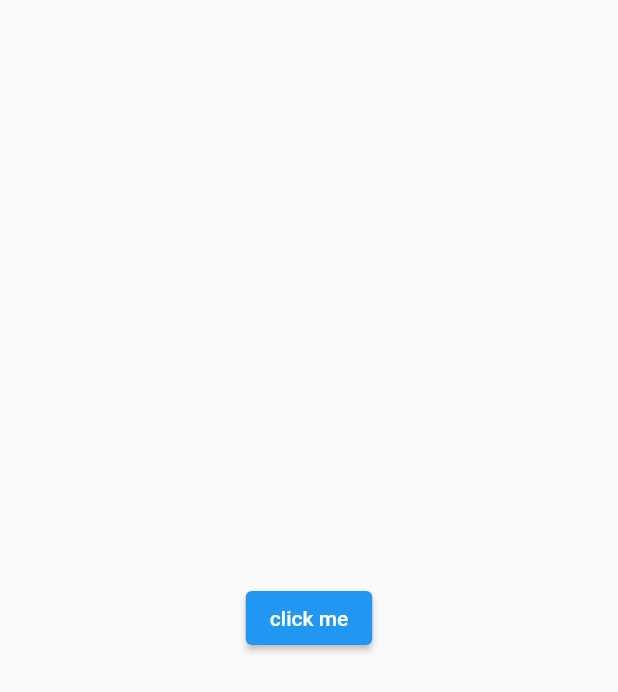
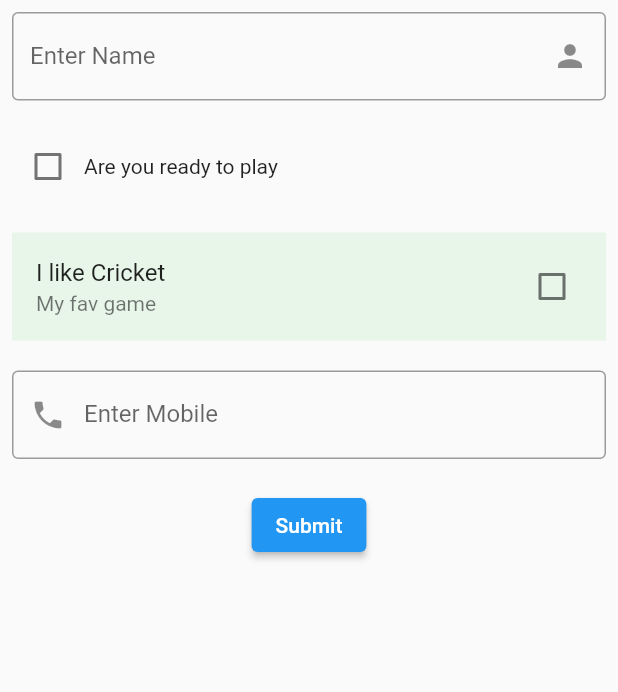
Before and after one commit to ranasunny581/projectone, a Flutter app: the screen it shows after launch, on a phone screen of 412 x 824 dp. Shown: the top 692 px of the screen. Run offline on Flutter 3.47's test engine with Material 2 defaults, Android fonts, the phone set to English and light mode, and no system bars.

Commit message:
lecture flutter some more widgets

```diff
--- /dev/null
+++ b/lib/widgets/textformfield.dart
@@ -0,0 +1,118 @@
+import 'package:flutter/material.dart';
+class Mytextformfield extends StatefulWidget {
+  const Mytextformfield({super.key});
+
+  @override
+  State<Mytextformfield> createState() => _MytextformfieldState();
+}
+
+class _MytextformfieldState extends State<Mytextformfield> {
+
+  TextEditingController name=TextEditingController();
+  TextEditingController mobile=TextEditingController();
+  bool ischecked=false;
+
+  void showmsg(String msg,Color c){
+    ScaffoldMessenger.of(context).showSnackBar(SnackBar(content: Text(msg),backgroundColor: c,));
+  }
+
+  @override
+  Widget build(BuildContext context) {
+    return Scaffold(
+        body: Form(
+          child: Padding(
+            padding: const EdgeInsets.all(8.0),
+            child: Column(
+
+              children: [
+                //controls
+
+
+                TextFormField(
+                  controller: name,
+                  decoration: InputDecoration(
+                    border:OutlineInputBorder(
+                      // borderRadius: BorderRadius.circular(50)
+                    ),
+                     label: Text("Enter Name"),
+                    hintText: "Enter Name",
+                    // enabled: false,
+                    suffixIcon: Icon(Icons.person)
+
+                  ),
+                  validator:(val){
+                    print(val);
+                    if(name.text.isEmpty)
+                        return "Enter Name PLZ";
+
+                    return null;
+                  }
+                ),
+                SizedBox(height: 20,),
+                Row(
+                  children: [
+                    Checkbox(value: ischecked, onChanged: (val){
+                      setState(() {
+                        ischecked=!ischecked;
+                      });
+                    }),
+                    Text("Are you ready to play")
+                  ],
+                ),
+
+                SizedBox(height: 20,),
+                CheckboxListTile(
+                  activeColor: Colors.green,
+                    title: Text("I like Cricket"),
+                    subtitle: Text("My fav game"),
+                    tileColor: Colors.green[50],
+                    value: ischecked, onChanged: (val){
+                  setState(() {
+                    ischecked=!ischecked;
+                  });
+                }),
+                SizedBox(height: 20,),
+                TextFormField(
+                  controller: mobile,
+                  decoration: InputDecoration(
+                      border:OutlineInputBorder(
+                        // borderRadius: BorderRadius.circular(50)
+                      ),
+                      label: Text("Enter Mobile"),
+                      hintText: "Enter Mobile",
+                      // enabled: false,
+                      prefix: Text("+91"),
+                      prefixIcon: Icon(Icons.phone),
+
+                  ),
+                ),
+                SizedBox(height: 20,),
+                ElevatedButton(onPressed:(){
+                    if(name.text.isEmpty) {
+                      showmsg("Enter Name plz", Colors.red);
+                      return;
+                    }
+
+                    if(mobile.text.length!=10) {
+                      showmsg("Enter Valid Mobile Number", Colors.red);
+                      return;
+                    }
+
+                    //save data
+                    showmsg("Data Saved Successfully", Colors.green);
+                    name.clear();
+                    mobile.clear();
+                    setState(() {
+                      ischecked=false;
+                    });
+
+
+                }, child: Text("Submit"))
+
+              ],
+            ),
+          ),
+        ),
+    );
+  }
+}
```
Also changed, not shown: lib/main.dart (+5 -3 lines), lib/widgets/bottomnav.dart (added, +46 -0 lines), lib/widgets/bottomsheet.dart (added, +38 -0 lines).
